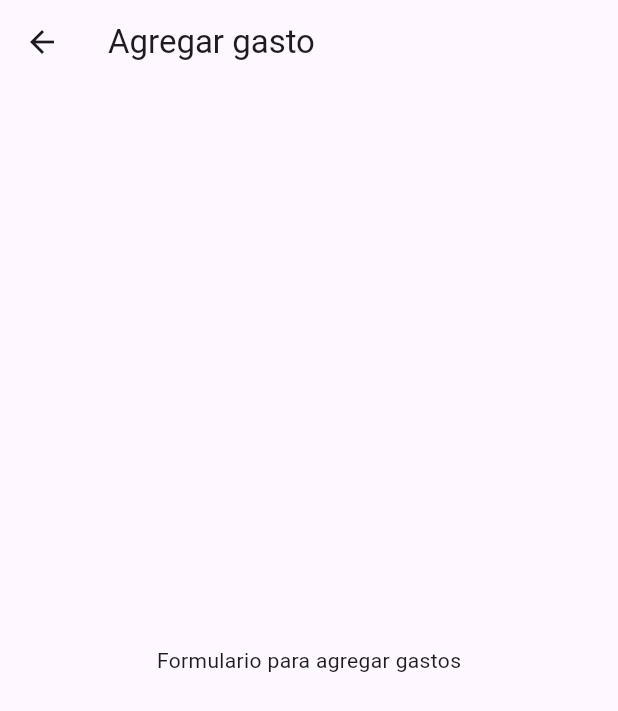
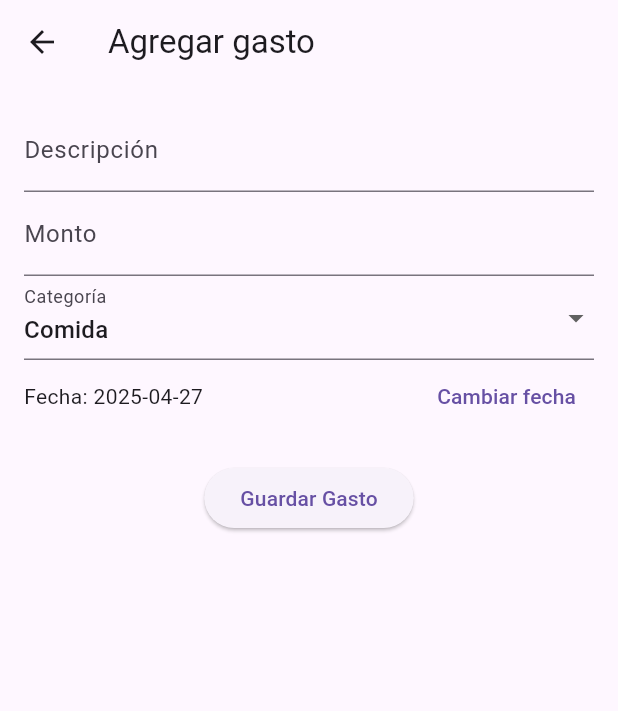
Before and after one commit to ClongnZ/gst-g26-dam, a Flutter app: the AddExpenseScreen screen opened directly, on a phone screen of 412 x 824 dp. Shown: the top 711 px of the screen. Run offline on Flutter 3.47's test engine with Material 3 defaults, Android fonts, the phone set to English and light mode, and no system bars; our stand-ins replace sqflite; accounts and stored records are empty.

Commit message:
Agrega formulario para guardar gasto

```diff
--- a/lib/models/expense.dart
+++ b/lib/models/expense.dart
@@ -4,7 +4,7 @@ class Expense {
   String description;
   String category;
   double amount;
-  DateTime date;
+  String date;
 
 //Constructor
   Expense({
--- a/lib/screens/add_expense_screen.dart
+++ b/lib/screens/add_expense_screen.dart
@@ -1,15 +1,127 @@
+
 import 'package:flutter/material.dart';
+import 'package:intl/intl.dart'; //Paquete para formatear fechas
+import '../db/database_helper.dart';
+import '../models/expense.dart';
 
-class AddExpenseScreen extends StatelessWidget {
+//Pantalla para agregar nuevos gastos
+class AddExpenseScreen extends StatefulWidget {
   const AddExpenseScreen({super.key});
+
+  @override
+  _AddExpenseScreenState createState() => _AddExpenseScreenState();
+}
+
+class _AddExpenseScreenState extends State<AddExpenseScreen> {
+  //Controladores para los campos de texto
+  final _formKey = GlobalKey<FormState>();
+  final _descriptionController = TextEditingController();
+  final _amountController = TextEditingController();
+  String _selectedCategory = 'Comida'; //Categoría por defecto
+  DateTime _selectedDate = DateTime.now(); //Fecha por defecto
+
+  //Lista de categorías disponibles
+  final List<String> _categories = [
+    'Comida',
+    'Transporte',
+    'Entretenimiento',
+    'Salud',
+    'Otros',
+  ];
+
+  //Método para guardar el gasto
+  void _submitExpense() async {
+    if (_formKey.currentState!.validate()) { //Valida los campos del formulario
+      Expense expense = Expense( //Crea un objeto Expense con los datos del formulario
+        description: _descriptionController.text,
+        category: _selectedCategory,
+        amount: double.parse(_amountController.text),
+        date: DateFormat('yyyy-MM-dd').format(_selectedDate),
+      );
+
+      await DatabaseHelper().insertExpense(expense); //Guarda la base de datos
+      Navigator.pop(context); //Regresa a la pantalla anterior
+    }
+  }
+
+  //Método para seleccionar fecha
+  void _pickDate() async {
+    final DateTime? picked = await showDatePicker(
+      context: context,
+      initialDate: _selectedDate,
+      firstDate: DateTime(2020),
+      lastDate: DateTime(2100),
+    );
+
+    if (picked != null && picked != _selectedDate) {
+      setState(() {
+        _selectedDate = picked; //Actualiza la fecha
+      });
+    }
+  }
 
   @override
   Widget build(BuildContext context) {
     return Scaffold(
       appBar: AppBar(title: Text('Agregar gasto')),
-      body: Center(
-        //Placeholder para el formulario de registro de gastos
-        child: Text('Formulario para agregar gastos')),
+      body: Padding(
+        padding: const EdgeInsets.all(16.0),
+        child: Form(
+          key: _formKey,
+          child: Column(
+            children: [
+              TextFormField(
+                controller: _descriptionController,
+                decoration: InputDecoration(labelText: 'Descripción'),
+                validator:
+                    (value) =>
+                        value!.isEmpty ? 'Ingrese una descripción' : null,
+              ),
+              TextFormField(
+                controller: _amountController,
+                decoration: InputDecoration(labelText: 'Monto'),
+                keyboardType: TextInputType.numberWithOptions(decimal: true),
+                validator:
+                    (value) =>
+                        value!.isEmpty || double.tryParse(value) == null
+                            ? 'Ingrese un monto válido'
+                            : null,
+              ),
+              DropdownButtonFormField<String>(
+                value: _selectedCategory,
+                items:
+                    _categories.map((category) {
+                      return DropdownMenuItem(
+                        value: category,
+                        child: Text(category),
+                      );
+                    }).toList(),
+                onChanged:
+                    (value) => setState(() => _selectedCategory = value!),
+                decoration: InputDecoration(labelText: 'Categoría'),
+              ),
+              Row(
+                children: [
+                  Expanded(
+                    child: Text(
+                      'Fecha: ${DateFormat('yyy-MM-dd').format(_selectedDate)}',
+                    ),
+                  ),
+                  TextButton(
+                    onPressed: _pickDate,
+                    child: Text('Cambiar fecha'),
+                  ),
+                ],
+              ),
+              SizedBox(height: 20),
+              ElevatedButton(
+                onPressed: _submitExpense,
+                child: Text('Guardar Gasto'),
+              ),
+            ],
+          ),
+        ),
+      ),
     );
   }
 }
--- a/pubspec.yaml
+++ b/pubspec.yaml
@@ -35,6 +35,7 @@ dependencies:
   # The following adds the Cupertino Icons font to your application.
   # Use with the CupertinoIcons class for iOS style icons.
   cupertino_icons: ^1.0.8
+  intl: ^0.20.2
 
 dev_dependencies:
   flutter_test:
```
Also changed, not shown: pubspec.lock.
